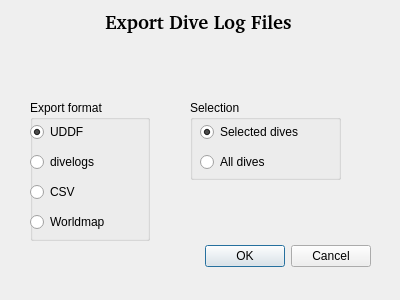
Before: the Qt Designer form qt-ui/divelogexportdialog.ui in subsurface/subsurface, drawn with Qt 5.
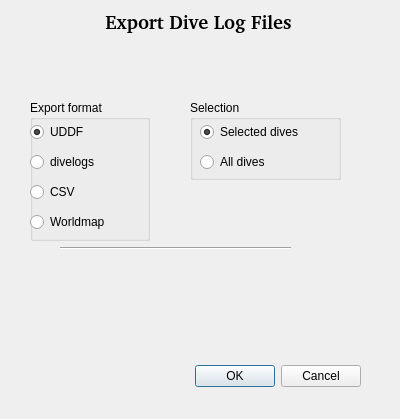
After: the same form once the commit is applied.

Commit message:
Add descriptions for different formats in the export dialog
When choosing a format from the export dialog a two line description of
the format appears. This is helpful and prevents confusion.

What changed in the file:
```diff
--- a/qt-ui/divelogexportdialog.ui
+++ b/qt-ui/divelogexportdialog.ui
@@ -7,7 +7,7 @@
     <x>0</x>
     <y>0</y>
     <width>400</width>
-    <height>300</height>
+    <height>419</height>
    </rect>
   </property>
   <property name="windowTitle">
@@ -16,8 +16,8 @@
   <widget class="QDialogButtonBox" name="buttonBox">
    <property name="geometry">
     <rect>
-     <x>30</x>
-     <y>240</y>
+     <x>20</x>
+     <y>360</y>
      <width>341</width>
      <height>32</height>
     </rect>
@@ -169,6 +169,35 @@
     </property>
    </widget>
   </widget>
+  <widget class="Line" name="line">
+   <property name="geometry">
+    <rect>
+     <x>60</x>
+     <y>240</y>
+     <width>231</width>
+     <height>16</height>
+    </rect>
+   </property>
+   <property name="orientation">
+    <enum>Qt::Horizontal</enum>
+   </property>
+  </widget>
+  <widget class="QLabel" name="description">
+   <property name="geometry">
+    <rect>
+     <x>40</x>
+     <y>270</y>
+     <width>271</width>
+     <height>71</height>
+    </rect>
+   </property>
+   <property name="text">
+    <string/>
+   </property>
+   <property name="wordWrap">
+    <bool>true</bool>
+   </property>
+  </widget>
  </widget>
  <resources/>
  <connections>
```
Left out of the diff: 15 changed lines with no effect on the pictures. The commit also changes 2 other files.
